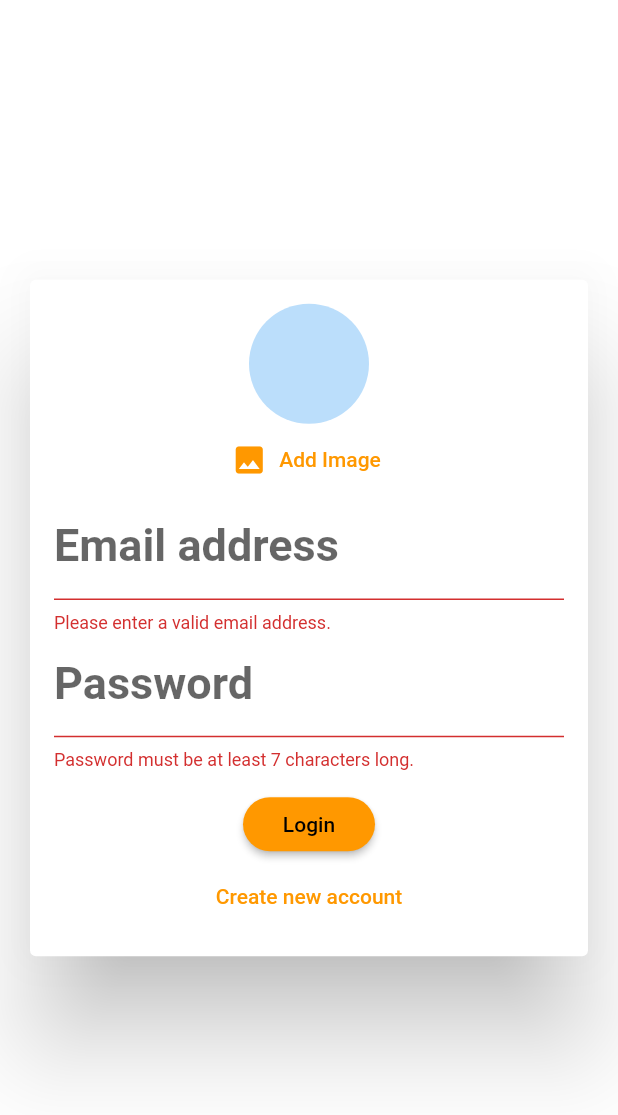
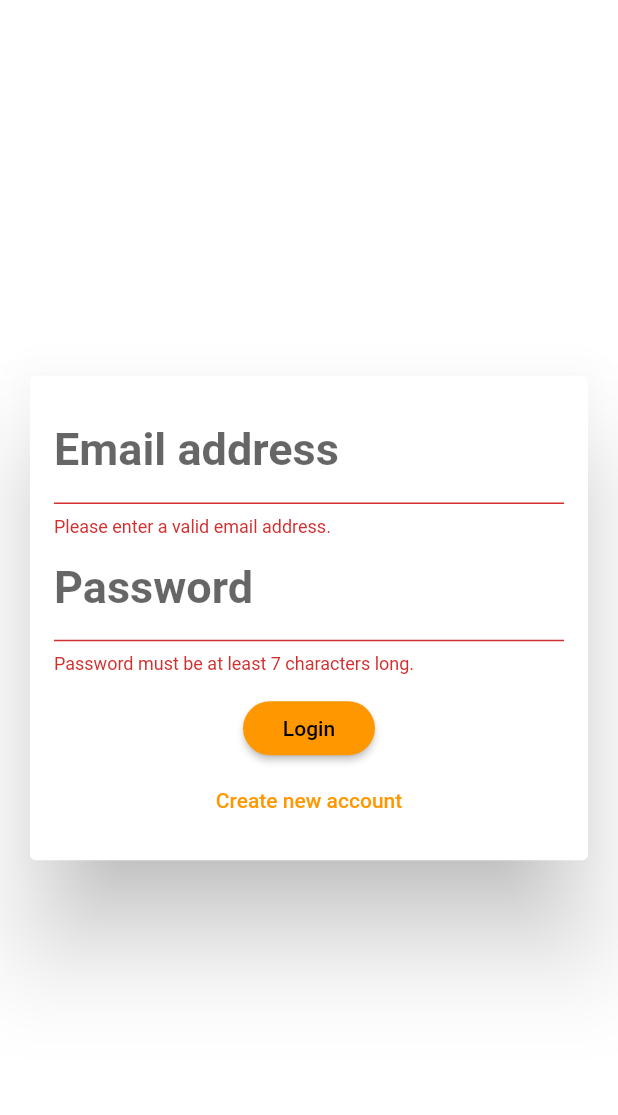
Before and after one commit to ShuvranilSaha/firebase_chat_app, a Flutter app: the screen it shows after launch, after a tap on "Login", on a phone screen of 412 x 824 dp. Shown: the top 1115 px of the screen. Run offline on Flutter 3.47's test engine with Material 2 defaults, Android fonts, the phone set to English and light mode, and no system bars; our stand-ins replace cloud_firestore, firebase_auth, firebase_storage, image_picker; accounts and stored records are empty.

Commit message:
added image upload to server

```diff
--- a/lib/widgets/auth/auth_form.dart
+++ b/lib/widgets/auth/auth_form.dart
@@ -1,3 +1,5 @@
+import 'dart:io';
+
 import 'package:chat_app/pickers/user_image_picker.dart';
 import 'package:flutter/material.dart';
 
@@ -12,6 +14,7 @@ class AuthForm extends StatefulWidget {
     String email,
     String password,
     String userName,
+    File imageFile,
     bool isLogin,
     BuildContext ctx,
   ) submitFn;
@@ -26,9 +29,27 @@ class _AuthFormState extends State<AuthForm> {
   var _userEmail = '';
   var _userName = '';
   var _userPassword = '';
+  File _userImageFile;
+
+  void _pickedImage(File image) {
+    _userImageFile = image;
+  }
+
   void _trySubmit() {
     final isValid = _formKey.currentState.validate();
     FocusScope.of(context).unfocus();
+
+    if (_userImageFile == null && !_isLogin) {
+      Scaffold.of(context).showSnackBar(
+        SnackBar(
+          content: Text(
+            'Please pick an image',
+          ),
+          backgroundColor: Theme.of(context).errorColor,
+        ),
+      );
+      return;
+    }
 
     if (isValid) {
       _formKey.currentState.save();
@@ -36,6 +57,7 @@ class _AuthFormState extends State<AuthForm> {
         _userEmail.trim(),
         _userPassword.trim(),
         _userName.trim(),
+        _userImageFile,
         _isLogin,
         context,
       );
@@ -56,7 +78,7 @@ class _AuthFormState extends State<AuthForm> {
               child: Column(
                 mainAxisSize: MainAxisSize.min,
                 children: <Widget>[
-                  UserImagePicker(),
+                  if (!_isLogin) UserImagePicker(_pickedImage),
                   TextFormField(
                     key: ValueKey('email'),
                     validator: (value) {
--- a/pubspec.yaml
+++ b/pubspec.yaml
@@ -24,8 +24,9 @@ dependencies:
   flutter:
     sdk: flutter
   cloud_firestore: 0.13.5
-  firebase_auth: 0.16.1
+  firebase_auth: 0.16.0
   image_picker: ^0.6.7+11
+  firebase_storage: ^3.1.5
 
   # The following adds the Cupertino Icons font to your application.
   # Use with the CupertinoIcons class for iOS style icons.
```
Also changed, not shown: lib/pickers/user_image_picker.dart (+10 -1 lines), lib/screens/auth_screen.dart (+22 -2 lines), pubspec.lock.
